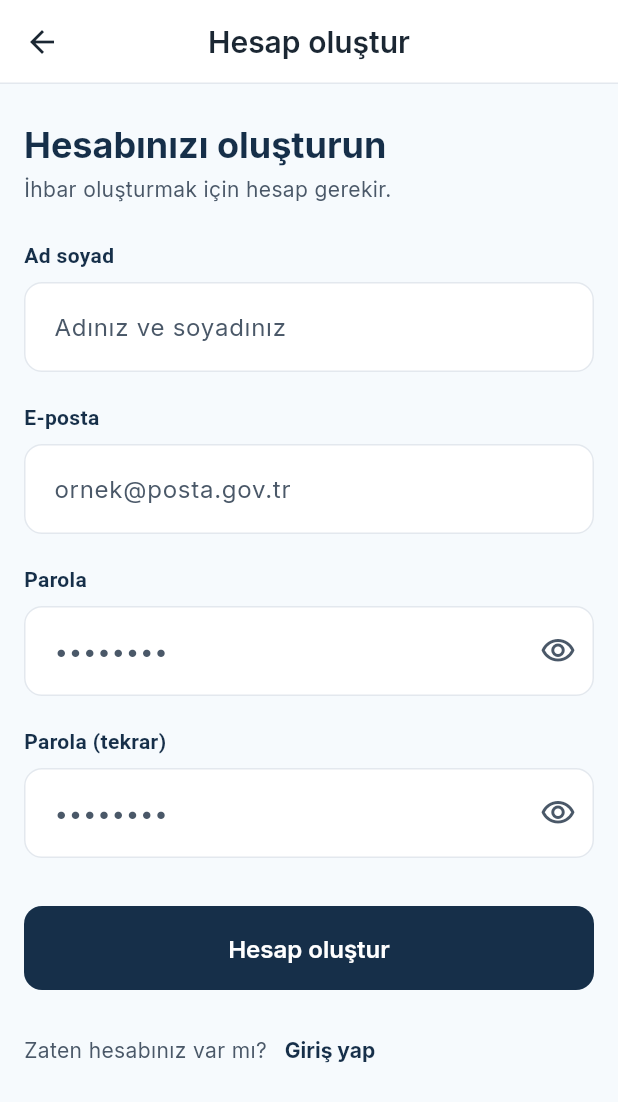
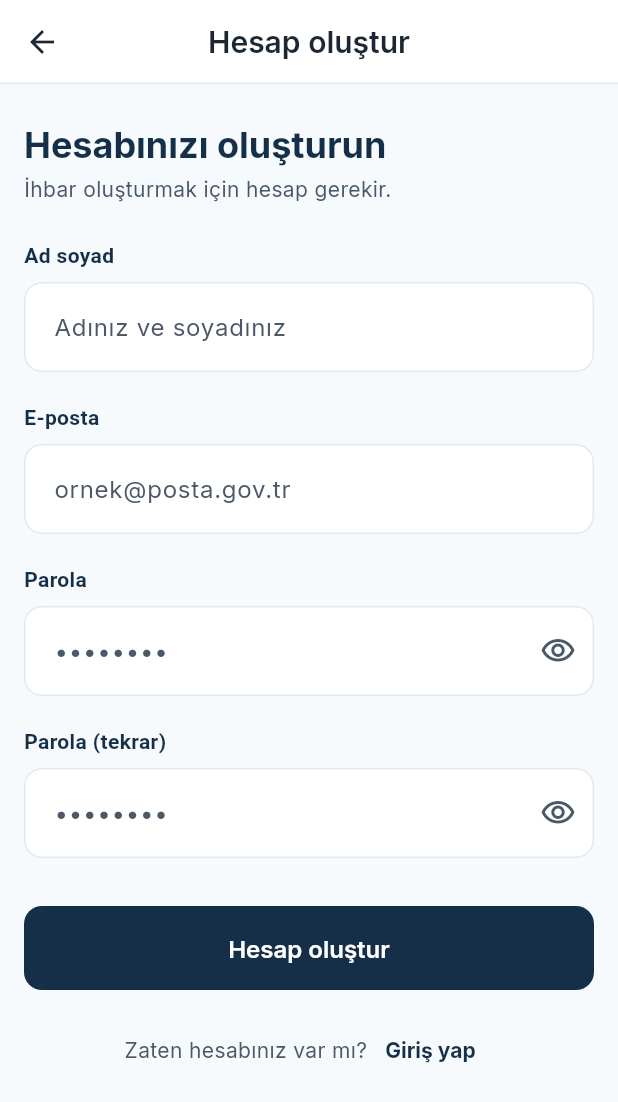
Before and after one commit to EmirhanUzel/AKOP, a Flutter app: the RegisterScreen screen opened by its route, on a phone screen of 412 x 824 dp. Shown: the top 1102 px of the screen. Run offline on Flutter 3.47's test engine with Material 3 defaults, Android fonts, the phone set to English and light mode, and no system bars; our stand-ins replace flutter_riverpod, go_router, google_fonts.

Commit message:
fix(mobile): center the login link on the register screen
Co-Authored-By: Claude Sonnet 5.5 <noreply@anthropic.com>

```diff
--- a/mobile/akop_mobile/lib/features/auth/presentation/register_screen.dart
+++ b/mobile/akop_mobile/lib/features/auth/presentation/register_screen.dart
@@ -127,13 +127,16 @@ class _RegisterScreenState extends ConsumerState<RegisterScreen> {
                               : const Text('Hesap oluştur'),
                         ),
                         const SizedBox(height: 16),
-                        Wrap(
+                        SizedBox(
+                          width: double.infinity,
+                          child: Wrap(
                             alignment: WrapAlignment.center,
                             crossAxisAlignment: WrapCrossAlignment.center,
                             children: [
                               const Text('Zaten hesabınız var mı?', style: TextStyle(color: AppColors.textSecondary)),
                               TextButton(onPressed: () => context.pop(), child: const Text('Giriş yap')),
                             ],
+                          ),
                         ),
                       ],
                     ),
```
Lines whose indentation alone changed are shown as unchanged.
